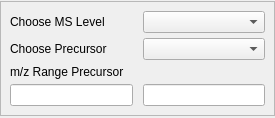
Above: emzed/core/explorers/widgets/spectra_selector.ui from uweschmitt/emzed2 before the change. Below: the same form after it.
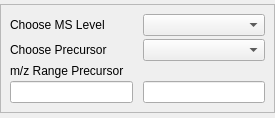
That is the form after the change.

Commit message: refac spectra selector widget: introduced _ for private members

Patch:
```diff
--- a/emzed/core/explorers/widgets/spectra_selector.ui
+++ b/emzed/core/explorers/widgets/spectra_selector.ui
@@ -39,7 +39,7 @@
        <number>10</number>
       </property>
       <property name="verticalSpacing">
-       <number>5</number>
+       <number>3</number>
       </property>
       <item row="1" column="0">
        <widget class="QLabel" name="label_2">
```
Left out of the diff: 22 changed lines with no effect on the pictures. The commit also changes 2 other files.
